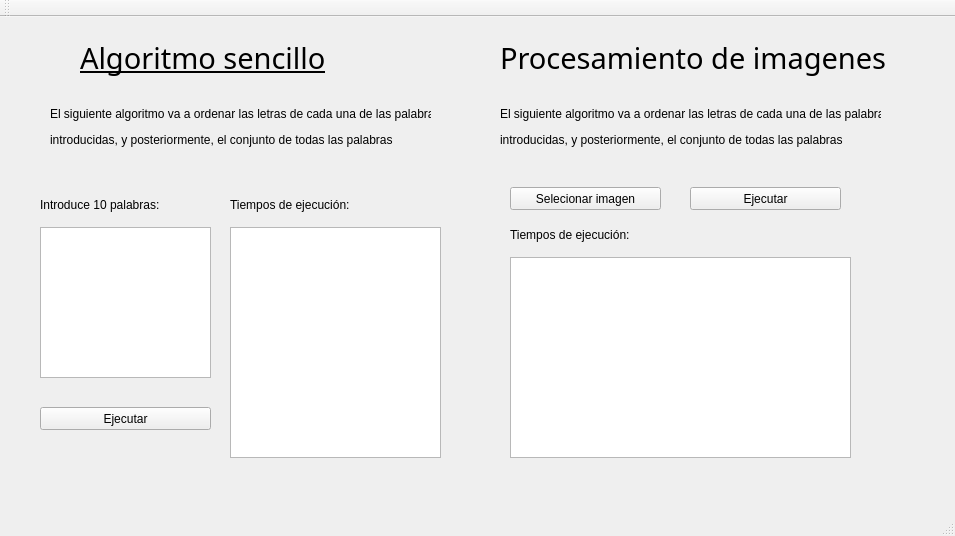
Above: mainwindow.ui from eherng03/bancoPruebas before the change. Below: the same form after it.
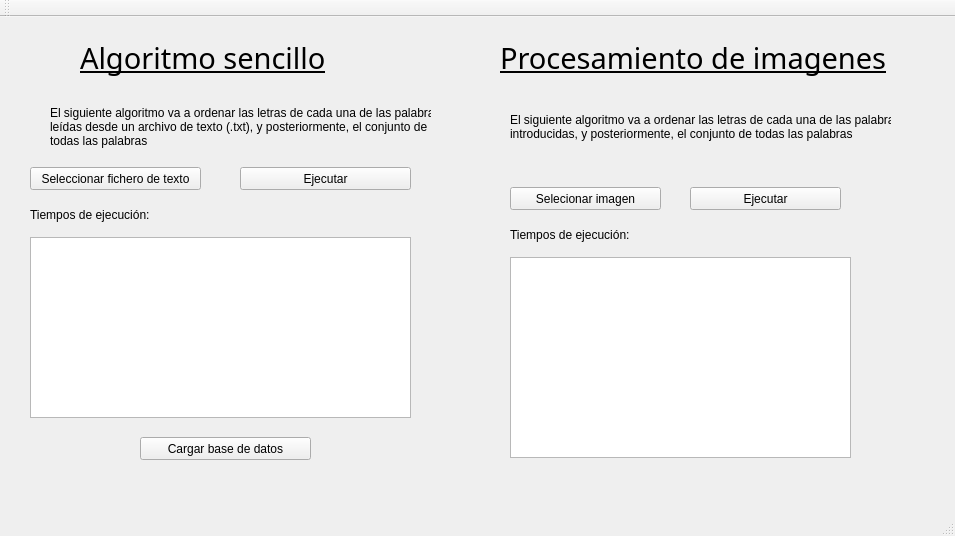
That is the form after the change.

```diff
--- a/mainwindow.ui
+++ b/mainwindow.ui
@@ -47,6 +47,7 @@
      <font>
       <family>Segoe Script</family>
       <pointsize>22</pointsize>
+      <underline>true</underline>
      </font>
     </property>
     <property name="text">
@@ -63,17 +64,7 @@
      </rect>
     </property>
     <property name="text">
-     <string>&lt;html&gt;&lt;head/&gt;&lt;body&gt;&lt;p&gt;El siguiente algoritmo va a ordenar las letras de cada una de las palabras&lt;/p&gt;&lt;p align=&quot;justify&quot;&gt;introducidas, y posteriormente, el conjunto de todas las palabras &lt;/p&gt;&lt;/body&gt;&lt;/html&gt;</string>
-    </property>
-   </widget>
-   <widget class="QTextEdit" name="consolaText">
-    <property name="geometry">
-     <rect>
-      <x>40</x>
-      <y>210</y>
-      <width>171</width>
-      <height>151</height>
-     </rect>
+     <string>&lt;html&gt;&lt;head/&gt;&lt;body&gt;&lt;p&gt;El siguiente algoritmo va a ordenar las letras de cada una de las palabras&lt;br/&gt;leídas desde un archivo de texto (.txt), y posteriormente, el conjunto de &lt;br/&gt;todas las palabras &lt;/p&gt;&lt;/body&gt;&lt;/html&gt;</string>
     </property>
    </widget>
    <widget class="QTextEdit" name="timesText">
@@ -82,34 +73,21 @@
     </property>
     <property name="geometry">
      <rect>
-      <x>230</x>
-      <y>210</y>
-      <width>211</width>
-      <height>231</height>
+      <x>30</x>
+      <y>220</y>
+      <width>381</width>
+      <height>181</height>
      </rect>
     </property>
     <property name="readOnly">
      <bool>true</bool>
     </property>
    </widget>
-   <widget class="QLabel" name="tituloIntroduce">
-    <property name="geometry">
-     <rect>
-      <x>40</x>
-      <y>180</y>
-      <width>161</width>
-      <height>16</height>
-     </rect>
-    </property>
-    <property name="text">
-     <string>Introduce 10 palabras:</string>
-    </property>
-   </widget>
    <widget class="QPushButton" name="runButton">
     <property name="geometry">
      <rect>
-      <x>40</x>
-      <y>390</y>
+      <x>240</x>
+      <y>150</y>
       <width>171</width>
       <height>23</height>
      </rect>
@@ -121,8 +99,8 @@
    <widget class="QLabel" name="tituloTiempos">
     <property name="geometry">
      <rect>
-      <x>230</x>
-      <y>180</y>
+      <x>30</x>
+      <y>190</y>
       <width>211</width>
       <height>16</height>
      </rect>
@@ -147,14 +125,14 @@
    <widget class="QLabel" name="descripcion_2">
     <property name="geometry">
      <rect>
-      <x>500</x>
-      <y>80</y>
+      <x>510</x>
+      <y>90</y>
       <width>381</width>
-      <height>61</height>
+      <height>41</height>
      </rect>
     </property>
     <property name="text">
-     <string>&lt;html&gt;&lt;head/&gt;&lt;body&gt;&lt;p&gt;El siguiente algoritmo va a ordenar las letras de cada una de las palabras&lt;/p&gt;&lt;p align=&quot;justify&quot;&gt;introducidas, y posteriormente, el conjunto de todas las palabras &lt;/p&gt;&lt;/body&gt;&lt;/html&gt;</string>
+     <string>&lt;html&gt;&lt;head/&gt;&lt;body&gt;&lt;p&gt;El siguiente algoritmo va a ordenar las letras de cada una de las palabras&lt;br/&gt;introducidas, y posteriormente, el conjunto de todas las palabras &lt;/p&gt;&lt;/body&gt;&lt;/html&gt;</string>
     </property>
    </widget>
    <widget class="QPushButton" name="runButton2">
@@ -199,6 +177,32 @@
      <string>Tiempos de ejecución:</string>
     </property>
    </widget>
+   <widget class="QPushButton" name="selectFileButton">
+    <property name="geometry">
+     <rect>
+      <x>30</x>
+      <y>150</y>
+      <width>171</width>
+      <height>23</height>
+     </rect>
+    </property>
+    <property name="text">
+     <string>Seleccionar fichero de texto</string>
+    </property>
+   </widget>
+   <widget class="QPushButton" name="chargutton">
+    <property name="geometry">
+     <rect>
+      <x>140</x>
+      <y>420</y>
+      <width>171</width>
+      <height>23</height>
+     </rect>
+    </property>
+    <property name="text">
+     <string>Cargar base de datos</string>
+    </property>
+   </widget>
   </widget>
   <widget class="QMenuBar" name="menuBar">
    <property name="geometry">
```
